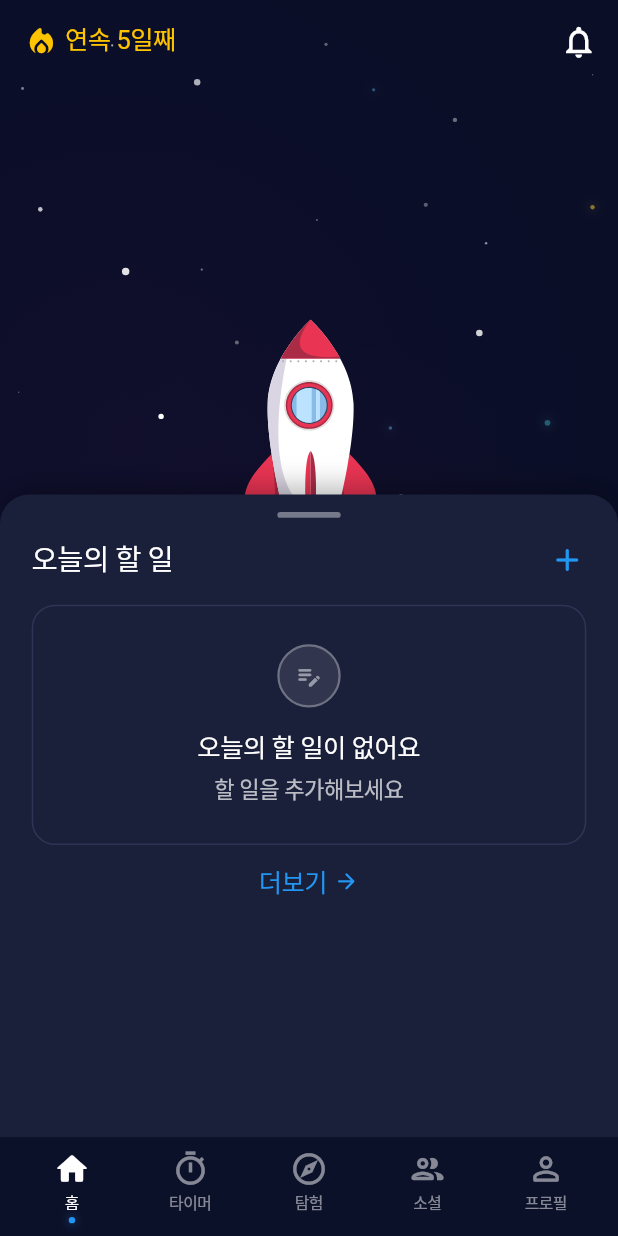
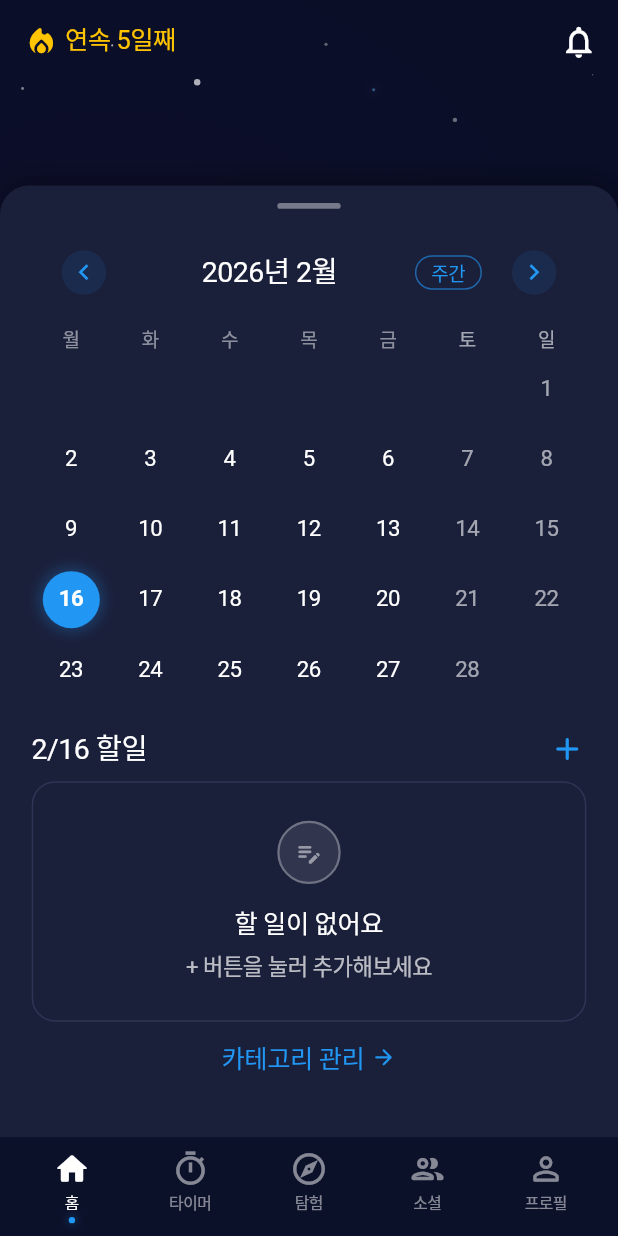
Before and after one commit to SpaceStudyShip/SpaceStudyShip-FE, a Flutter app: the HomeScreen screen opened by its route, after a tap on "오늘의 할 일", on a phone screen of 412 x 824 dp. Run offline on Flutter 3.47's test engine with Material 3 defaults, Android fonts, the light colour scheme and no system bars; drawn by our look-alikes of table_calendar; our stand-ins replace device_info_plus, dio, firebase_analytics, firebase_auth, firebase_core, firebase_crashlytics and 16 more; accounts and stored records are empty; generated files the repository leaves out were written again; Roboto replaces fonts that are missing (Pretendard-Medium, Pretendard-SemiBold).

Commit message:
feat: HomeScreen에 SpaceCalendar 적용 (접힌=주간/펼침=월간+할일목록) #17

```diff
--- a/lib/features/home/presentation/screens/home_screen.dart
+++ b/lib/features/home/presentation/screens/home_screen.dart
@@ -2,6 +2,8 @@ import 'package:flutter/material.dart';
 import 'package:flutter_riverpod/flutter_riverpod.dart';
 import 'package:flutter_screenutil/flutter_screenutil.dart';
 import 'package:go_router/go_router.dart';
+import 'package:intl/intl.dart';
+import 'package:table_calendar/table_calendar.dart';
 
 import '../../../../core/constants/app_colors.dart';
 import '../../../../core/constants/spacing_and_radius.dart';
@@ -14,8 +16,10 @@ import '../../../../core/widgets/space/streak_badge.dart';
 import '../../../../core/widgets/space/todo_item.dart';
 import '../../../../core/widgets/states/space_empty_state.dart';
 import '../../../../routes/route_paths.dart';
+import '../../../todo/domain/entities/todo_entity.dart';
 import '../../../todo/presentation/providers/todo_provider.dart';
 import '../../../todo/presentation/widgets/todo_add_bottom_sheet.dart';
+import '../widgets/space_calendar.dart';
 import '../widgets/spaceship_selector.dart';
 
 /// 홈 스크린
@@ -39,6 +43,11 @@ class _HomeScreenState extends ConsumerState<HomeScreen> {
   final bool _isStreakActive = true;
   bool _isSpaceshipPressed = false;
   bool _isSheetExpanded = false;
+
+  // 캘린더 상태
+  DateTime _focusedDay = DateTime.now();
+  DateTime _selectedDay = DateTime.now();
+  CalendarFormat _calendarFormat = CalendarFormat.month;
   final DraggableScrollableController _sheetController =
       DraggableScrollableController();
 
@@ -59,9 +68,15 @@ class _HomeScreenState extends ConsumerState<HomeScreen> {
   }
 
   void _onSheetChanged() {
-    final expanded = _sheetController.size > 0.3;
+    final expanded = _sheetController.size > 0.4;
     if (expanded != _isSheetExpanded) {
-      setState(() => _isSheetExpanded = expanded);
+      setState(() {
+        _isSheetExpanded = expanded;
+        // 시트 접힘 → 월간 포맷으로 리셋 (다음 펼침 시 월간부터 시작)
+        if (!expanded) {
+          _calendarFormat = CalendarFormat.month;
+        }
+      });
     }
   }
 
@@ -122,7 +137,7 @@ class _HomeScreenState extends ConsumerState<HomeScreen> {
           GestureDetector(
             onTap: () {
               _sheetController.animateTo(
-                0.22,
+                0.25,
                 duration: const Duration(milliseconds: 300),
                 curve: Curves.easeOut,
               );
@@ -156,7 +171,7 @@ class _HomeScreenState extends ConsumerState<HomeScreen> {
           setState(() => _isSpaceshipPressed = false);
           if (_isSheetExpanded) {
             _sheetController.animateTo(
-              0.22,
+              0.25,
               duration: const Duration(milliseconds: 300),
               curve: Curves.easeOut,
             );
@@ -192,11 +207,11 @@ class _HomeScreenState extends ConsumerState<HomeScreen> {
   Widget _buildBottomSheet() {
     return DraggableScrollableSheet(
       controller: _sheetController,
-      initialChildSize: 0.22,
-      minChildSize: 0.22,
-      maxChildSize: 0.6,
+      initialChildSize: 0.25,
+      minChildSize: 0.25,
+      maxChildSize: 0.85,
       snap: true,
-      snapSizes: const [0.22, 0.6],
+      snapSizes: const [0.25, 0.85],
       builder: (context, scrollController) {
         return Container(
           decoration: BoxDecoration(
@@ -232,36 +247,73 @@ class _HomeScreenState extends ConsumerState<HomeScreen> {
     );
   }
 
-  /// 접힌 상태: 컴팩트 미리보기
+  /// 접힌 상태: 주간 캘린더 스트립 + 할일 카운트
   Widget _buildCollapsedSheet(ScrollController scrollController) {
+    final todosByDate = ref.watch(todosByDateMapProvider);
+    final todayKey = DateTime(
+      DateTime.now().year,
+      DateTime.now().month,
+      DateTime.now().day,
+    );
+    final todayTodoCount =
+        todosByDate[todayKey]?.where((t) => !t.completed).length ?? 0;
+
     return ListView(
       controller: scrollController,
       padding: EdgeInsets.zero,
       children: [
         _buildDragHandle(),
+
+        // 주간 캘린더 스트립 (컴팩트 모드)
+        Padding(
+          padding: AppPadding.horizontal20,
+          child: SpaceCalendar(
+            focusedDay: _focusedDay,
+            selectedDay: _selectedDay,
+            isCompact: true,
+            onDaySelected: (selectedDay, focusedDay) {
+              setState(() {
+                _selectedDay = selectedDay;
+                _focusedDay = focusedDay;
+              });
+              _sheetController.animateTo(
+                0.85,
+                duration: const Duration(milliseconds: 400),
+                curve: Curves.easeOutCubic,
+              );
+            },
+            onPageChanged: (focusedDay) {
+              _focusedDay = focusedDay;
+            },
+            eventLoader: (day) {
+              final key = DateTime(day.year, day.month, day.day);
+              return todosByDate[key] ?? [];
+            },
+          ),
+        ),
+
+        // 오늘의 할일 카운트 + 펼치기 안내
         GestureDetector(
           onTap: () {
             _sheetController.animateTo(
-              0.6,
+              0.85,
               duration: const Duration(milliseconds: 400),
               curve: Curves.easeOutCubic,
             );
           },
           behavior: HitTestBehavior.opaque,
           child: Padding(
-            padding: EdgeInsets.symmetric(horizontal: 20.w, vertical: 12.h),
+            padding: EdgeInsets.symmetric(horizontal: 20.w, vertical: 8.h),
             child: Row(
               children: [
                 Text(
                   '오늘의 할 일',
-                  style: AppTextStyles.subHeading_18.copyWith(
-                    color: Colors.white,
-                  ),
+                  style: AppTextStyles.label_16.copyWith(color: Colors.white),
                 ),
                 SizedBox(width: AppSpacing.s8),
                 Text(
-                  '· ${ref.watch(todoListNotifierProvider).valueOrNull?.where((t) => !t.completed).length ?? 0}개',
-                  style: AppTextStyles.label_16.copyWith(
+                  '$todayTodoCount개',
+                  style: AppTextStyles.tag_12.copyWith(
                     color: AppColors.textTertiary,
                   ),
                 ),
@@ -269,7 +321,7 @@ class _HomeScreenState extends ConsumerState<HomeScreen> {
                 Icon(
                   Icons.keyboard_arrow_up_rounded,
                   color: AppColors.textTertiary,
-                  size: 24.w,
+                  size: 20.w,
                 ),
               ],
             ),
@@ -279,10 +331,17 @@ class _HomeScreenState extends ConsumerState<HomeScreen> {
     );
   }
 
-  /// 펼친 상태: 할 일 미리보기
+  /// 펼친 상태: 월간 캘린더 + 날짜별 할일 목록
   Widget _buildExpandedSheet(ScrollController scrollController) {
-    final todos = ref.watch(todoListNotifierProvider).valueOrNull ?? [];
-    final previewTodos = todos.take(3).toList();
+    final selectedKey = DateTime(
+      _selectedDay.year,
+      _selectedDay.month,
+      _selectedDay.day,
+    );
+    final todosForSelected = ref.watch(todosForDateProvider(selectedKey));
+    final unscheduled = ref.watch(unscheduledTodosProvider);
+    final todosByDate = ref.watch(todosByDateMapProvider);
+    final dateLabel = DateFormat('M/d', 'ko_KR').format(_selectedDay);
 
     return ListView(
       controller: scrollController,
@@ -290,22 +349,52 @@ class _HomeScreenState extends ConsumerState<HomeScreen> {
       children: [
         _buildDragHandle(),
 
+        // 월간/주간 토글 캘린더
         Padding(
-          padding: EdgeInsets.fromLTRB(20.w, 8.h, 20.w, 0),
+          padding: AppPadding.horizontal20,
+          child: SpaceCalendar(
+            focusedDay: _focusedDay,
+            selectedDay: _selectedDay,
+            isCompact: false,
+            calendarFormat: _calendarFormat,
+            onDaySelected: (selectedDay, focusedDay) {
+              setState(() {
+                _selectedDay = selectedDay;
+                _focusedDay = focusedDay;
+              });
+            },
+            onFormatChanged: (format) {
+              setState(() => _calendarFormat = format);
+            },
+            onPageChanged: (focusedDay) {
+              _focusedDay = focusedDay;
+            },
+            eventLoader: (day) {
+              final key = DateTime(day.year, day.month, day.day);
+              return todosByDate[key] ?? [];
+            },
+          ),
+        ),
+
+        SizedBox(height: AppSpacing.s16),
+
+        // ── 선택된 날짜의 할일 섹션 ──
+        Padding(
+          padding: EdgeInsets.fromLTRB(20.w, 0, 20.w, 0),
           child: Row(
             children: [
-              _buildSectionTitle('오늘의 할 일'),
+              _buildSectionTitle('$dateLabel 할일'),
               const Spacer(),
               GestureDetector(
                 onTap: () async {
-                  final result = await showTodoAddBottomSheet(context: context);
+                  final result = await showTodoAddBottomSheet(
+                    context: context,
+                  );
                   if (result != null && mounted) {
-                    ref
-                        .read(todoListNotifierProvider.notifier)
-                        .addTodo(
-                          title: result['title'] as String,
-                          categoryId: result['categoryId'] as String?,
-                        );
+                    ref.read(todoListNotifierProvider.notifier).addTodo(
+                      title: result['title'] as String,
+                      categoryId: result['categoryId'] as String?,
+                    );
                   }
                 },
                 child: Icon(
@@ -317,56 +406,17 @@ class _HomeScreenState extends ConsumerState<HomeScreen> {
             ],
           ),
         ),
-        SizedBox(height: AppSpacing.s16),
+        SizedBox(height: AppSpacing.s8),
 
-        if (previewTodos.isEmpty)
+        if (todosForSelected.isEmpty)
           Padding(
             padding: AppPadding.horizontal20,
             child: _buildEmptyTodoCard(),
           )
         else
-          ...previewTodos.map((todo) {
-            return Padding(
-              padding: EdgeInsets.fromLTRB(20.w, 0, 20.w, 8.h),
-              child: Dismissible(
-                key: Key(todo.id),
-                direction: DismissDirection.endToStart,
-                background: Container(
-                  alignment: Alignment.centerRight,
-                  padding: AppPadding.horizontal20,
-                  decoration: BoxDecoration(
-                    color: AppColors.error.withValues(alpha: 0.2),
-                    borderRadius: AppRadius.large,
-                  ),
-                  child: Icon(
-                    Icons.delete_outline,
-                    color: AppColors.error,
-                    size: 24.w,
-                  ),
-                ),
-                onDismissed: (_) {
-                  ref
-                      .read(todoListNotifierProvider.notifier)
-                      .deleteTodo(todo.id);
-                },
-                child: TodoItem(
-                  title: todo.title,
-                  subtitle:
-                      todo.actualMinutes != null && todo.actualMinutes! > 0
-                      ? '${todo.actualMinutes}분 공부'
-                      : null,
-                  isCompleted: todo.completed,
-                  onToggle: () {
-                    ref
-                        .read(todoListNotifierProvider.notifier)
-                        .toggleTodo(todo);
-                  },
-                ),
-              ),
-            );
-          }),
+          ...todosForSelected.map((todo) => _buildTodoRow(todo)),
 
-        // "더보기" 버튼 (할일 유무와 관계없이 항상 표시)
+        // ── 카테고리 관리 버튼 ──
         Padding(
           padding: AppPadding.horizontal20,
           child: TextButton(
@@ -375,7 +425,7 @@ class _HomeScreenState extends ConsumerState<HomeScreen> {
               mainAxisAlignment: MainAxisAlignment.center,
               children: [
                 Text(
-                  '더보기',
+                  '카테고리 관리',
                   style: AppTextStyles.label_16.copyWith(
                     color: AppColors.primary,
                   ),
@@ -391,6 +441,16 @@ class _HomeScreenState extends ConsumerState<HomeScreen> {
           ),
         ),
 
+        // ── 날짜 미지정 할일 섹션 ──
+        if (unscheduled.isNotEmpty) ...[
+          Padding(
+            padding: EdgeInsets.fromLTRB(20.w, 8.h, 20.w, 0),
+            child: _buildSectionTitle('날짜 미지정'),
+          ),
+          SizedBox(height: AppSpacing.s8),
+          ...unscheduled.map((todo) => _buildTodoRow(todo)),
+        ],
+
         SizedBox(height: AppSpacing.s40),
       ],
     );
@@ -403,14 +463,50 @@ class _HomeScreenState extends ConsumerState<HomeScreen> {
     );
   }
 
+  Widget _buildTodoRow(TodoEntity todo) {
+    return Padding(
+      padding: EdgeInsets.fromLTRB(20.w, 0, 20.w, 8.h),
+      child: Dismissible(
+        key: Key(todo.id),
+        direction: DismissDirection.endToStart,
+        background: Container(
+          alignment: Alignment.centerRight,
+          padding: AppPadding.horizontal20,
+          decoration: BoxDecoration(
+            color: AppColors.error.withValues(alpha: 0.2),
+            borderRadius: AppRadius.large,
+          ),
+          child: Icon(
+            Icons.delete_outline,
+            color: AppColors.error,
+            size: 24.w,
+          ),
+        ),
+        onDismissed: (_) {
+          ref.read(todoListNotifierProvider.notifier).deleteTodo(todo.id);
+        },
+        child: TodoItem(
+          title: todo.title,
+          subtitle: todo.actualMinutes != null && todo.actualMinutes! > 0
+              ? '${todo.actualMinutes}분 공부'
+              : null,
+          isCompleted: todo.completed,
+          onToggle: () {
+            ref.read(todoListNotifierProvider.notifier).toggleTodo(todo);
+          },
+        ),
+      ),
+    );
+  }
+
   Widget _buildEmptyTodoCard() {
     return AppCard(
       style: AppCardStyle.outlined,
       padding: AppPadding.all24,
       child: SpaceEmptyState(
         icon: Icons.edit_note_rounded,
-        title: '오늘의 할 일이 없어요',
-        subtitle: '할 일을 추가해보세요',
+        title: '할 일이 없어요',
+        subtitle: '+ 버튼을 눌러 추가해보세요',
         iconSize: 40,
         animated: false,
       ),
```
